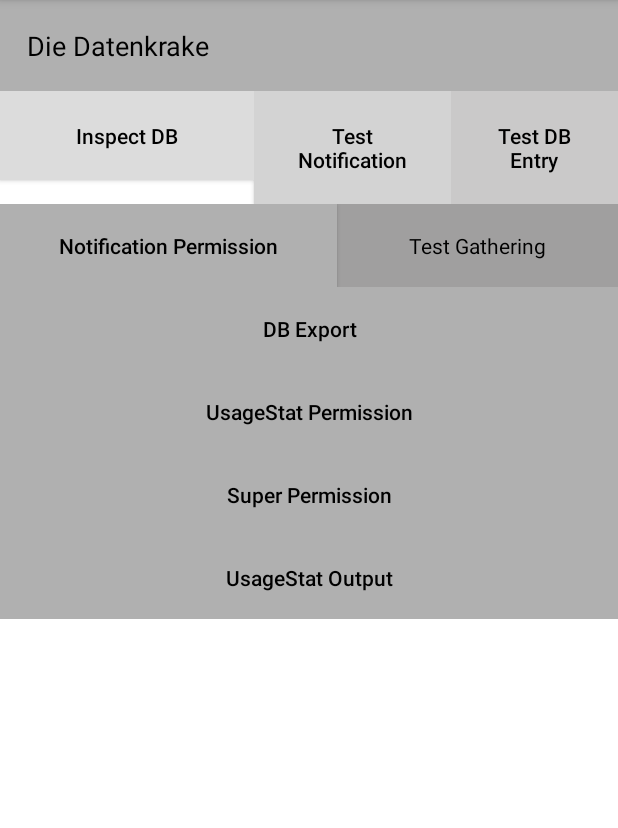
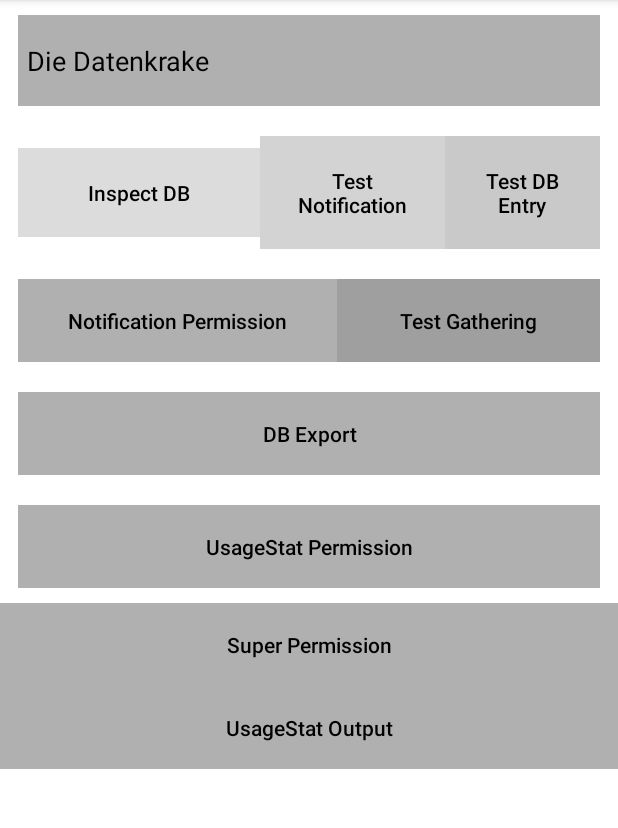
Before and after one commit to Strandtasche/BachelorArbeitTobias, an Android app: the screen it shows after launch (MainActivity), on a phone screen of 412 x 824 dp, the part 84-912 px from its top. Run offline under Robolectric (Android 15) with nearby library versions, the phone set to English and light mode, and no system bars; libraries missing offline, so code that uses them is left out: com.opencsv; 1 statement that could not run was skipped.

```diff
--- a/Prototype/app/src/main/res/layout/activity_main.xml
+++ b/Prototype/app/src/main/res/layout/activity_main.xml
@@ -3,6 +3,7 @@
     xmlns:android="http://schemas.android.com/apk/res/android"
     android:layout_width="match_parent"
     android:layout_height="match_parent"
+    style="?android:buttonBarStyle"
     android:shrinkColumns="*"  android:stretchColumns="*" android:background="#ffffff">
 
 
@@ -10,7 +11,9 @@
     <TableRow
         android:layout_height="wrap_content"
         android:layout_width="fill_parent"
-        android:gravity="center_horizontal">
+        android:gravity="center_horizontal"
+        style="?android:buttonBarButtonStyle"
+        >
 
 
         <TextView
@@ -28,7 +31,9 @@
     <TableRow
         android:id="@+id/tableRow1"
         android:layout_height="wrap_content"
-        android:layout_width="match_parent">
+        android:layout_width="match_parent"
+        style="?android:buttonBarButtonStyle"
+        >
 
         <Button
             android:id="@+id/Button01" android:text="@string/button1"
@@ -37,6 +42,7 @@
             android:textAllCaps="false"
             android:padding="20dip" android:gravity="center"
             android:onClick="createNewActivity"
+            style="?android:attr/buttonBarButtonStyle"
             />
 
         <Button
@@ -46,6 +52,7 @@
             android:textAllCaps="false"
             android:padding="20dip" android:gravity="center"
             android:onClick="createNotification"
+            style="?android:attr/buttonBarButtonStyle"
             />
 
         <Button
@@ -55,6 +62,7 @@
             android:textAllCaps="false"
             android:padding="20dip" android:gravity="center"
             android:onClick="addStuff"
+            style="?android:attr/buttonBarButtonStyle"
             />
 
     </TableRow>
@@ -63,7 +71,9 @@
     <TableRow
         android:layout_height="wrap_content"
         android:layout_width="fill_parent"
-        android:gravity="center_horizontal">
+        android:gravity="center_horizontal"
+        style="?android:buttonBarButtonStyle"
+        >
 
         <Button
             android:id="@+id/Button04" android:text="@string/button4"
@@ -72,6 +82,7 @@
             android:textAllCaps="false"
             android:padding="18dip" android:gravity="center"
             android:onClick="checkPermissionsNotificationListener"
+            style="?android:attr/buttonBarButtonStyle"
             />
 
         <TextView
@@ -81,6 +92,7 @@
             android:textAllCaps="false"
             android:padding="18dip" android:gravity="center"
             android:onClick="gatherLogs"
+            style="?android:attr/buttonBarButtonStyle"
             />
 
     </TableRow>
@@ -88,7 +100,9 @@
     <TableRow
         android:layout_height="wrap_content"
         android:layout_width="fill_parent"
-        android:gravity="center_horizontal">
+        android:gravity="center_horizontal"
+        style="?android:buttonBarButtonStyle"
+        >
 
         <Button
             android:id="@+id/Button06" android:text="@string/button6"
@@ -97,6 +111,7 @@
             android:textAllCaps="false"
             android:padding="18dip" android:gravity="center"
             android:onClick="exportDb"
+            style="?android:attr/buttonBarButtonStyle"
             />
 
     </TableRow>
@@ -104,7 +119,9 @@
     <TableRow
         android:layout_height="wrap_content"
         android:layout_width="fill_parent"
-        android:gravity="center_horizontal">
+        android:gravity="center_horizontal"
+        style="?android:buttonBarButtonStyle"
+        >
 
         <Button
             android:id="@+id/Button08" android:text="@string/button8"
@@ -113,6 +130,7 @@
             android:textAllCaps="false"
             android:padding="18dip" android:gravity="center"
             android:onClick="checkPermissionsUsageStat"
+            style="?android:attr/buttonBarButtonStyle"
             />
 
     </TableRow>
@@ -129,6 +147,7 @@
             android:textAllCaps="false"
             android:padding="18dip" android:gravity="center"
             android:onClick="checkPermissionsSuper"
+            style="?android:attr/buttonBarButtonStyle"
             />
 
     </TableRow>
@@ -145,6 +164,7 @@
             android:textAllCaps="false"
             android:padding="18dip" android:gravity="center"
             android:onClick="usageStatTest"
+            style="?android:attr/buttonBarButtonStyle"
             />
 
     </TableRow>
--- a/Prototype/app/src/main/res/layout/activity_test_database.xml
+++ b/Prototype/app/src/main/res/layout/activity_test_database.xml
@@ -13,21 +13,21 @@
             android:id="@+id/add"
             android:layout_width="wrap_content"
             android:layout_height="wrap_content"
-            android:text="Add New"
+            android:text="@string/addnew"
             android:onClick="onClick"/>
 
         <Button
             android:id="@+id/delete"
             android:layout_width="wrap_content"
             android:layout_height="wrap_content"
-            android:text="Delete First"
+            android:text="@string/deleteFirst"
             android:onClick="onClick"/>
 
         <Button
             android:id="@+id/deleteAll"
             android:layout_width="wrap_content"
             android:layout_height="wrap_content"
-            android:text="Delete All"
+            android:text="@string/deleteAll"
             android:onClick="onClick"/>
 
     </LinearLayout>
--- a/Prototype/app/src/main/res/values/strings.xml
+++ b/Prototype/app/src/main/res/values/strings.xml
@@ -15,6 +15,9 @@
     <string name="action_settings">Settings</string>
     <string name="service_name">NotificationService</string>
     <string name="title_activity_test_database">TestDatabaseActivity</string>
+    <string name="addnew">Add New</string>
+    <string name="deleteFirst">Delete First</string>
+    <string name="deleteAll">Delete All</string>
     <string-array name="package_array">
         <item>com.google.android.talk</item>
         <item>com.whatsapp</item>
```
Also changed, not shown: Prototype/app/src/main/ic_launcher-web.png (added), Prototype/app/src/main/res/drawable-hdpi/ic_launcher.png (added), Prototype/app/src/main/res/drawable-mdpi/ic_launcher.png (added), Prototype/app/src/main/res/drawable-xhdpi/ic_launcher.png (added), Prototype/app/src/main/res/drawable-xxhdpi/ic_launcher.png (added), Prototype/app/src/main/res/drawable-xxxhdpi/ic_launcher.png (added), Prototype/app/src/main/res/drawable/vin.png (added), Prototype/app/src/main/res/mipmap-hdpi/ic_launcher.png, Prototype/app/src/main/res/mipmap-mdpi/ic_launcher.png, Prototype/app/src/main/res/mipmap-xhdpi/ic_launcher.png, Prototype/app/src/main/res/mipmap-xxhdpi/ic_launcher.png, Prototype/app/src/main/res/mipmap-xxxhdpi/ic_launcher.png (added).
